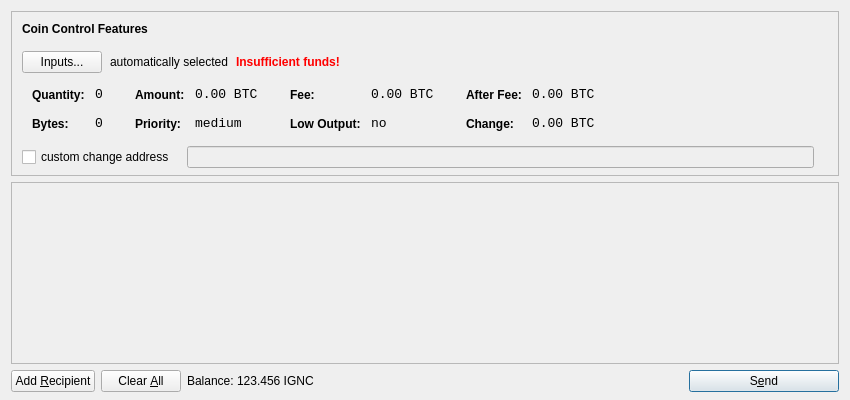
Old version of the form src/qt/forms/sendcoinsdialog.ui in the repository vtsxking/ignitecoin.
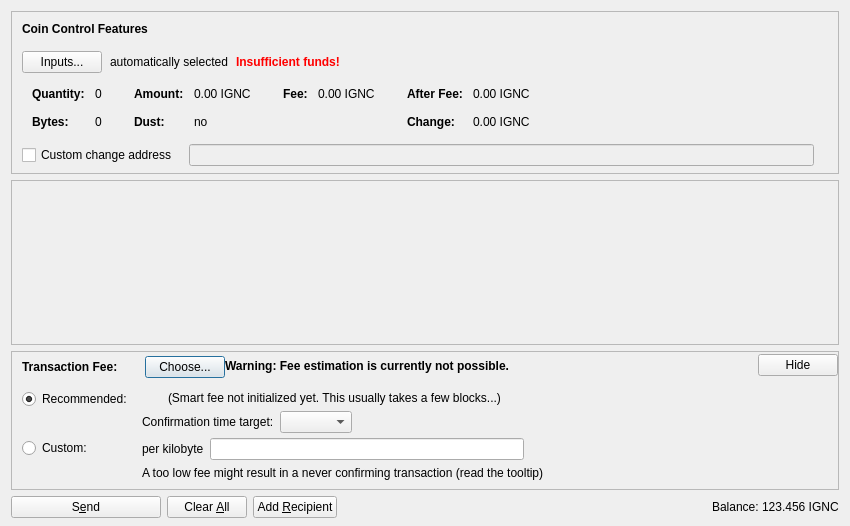
New version of the form. Icons and pictures are not drawn. Custom widgets are drawn as their Qt base class.

```diff
--- a/src/qt/forms/sendcoinsdialog.ui
+++ b/src/qt/forms/sendcoinsdialog.ui
@@ -7,13 +7,13 @@
     <x>0</x>
     <y>0</y>
     <width>850</width>
-    <height>400</height>
+    <height>526</height>
    </rect>
   </property>
   <property name="windowTitle">
    <string>Send Coins</string>
   </property>
-  <layout class="QVBoxLayout" name="verticalLayout" stretch="0,1,0">
+  <layout class="QVBoxLayout" name="verticalLayout" stretch="0,1,0,0">
    <property name="bottomMargin">
     <number>8</number>
    </property>
@@ -39,7 +39,7 @@
      </property>
      <layout class="QVBoxLayout" name="verticalLayoutCoinControl2">
       <property name="spacing">
-       <number>-1</number>
+       <number>0</number>
       </property>
       <property name="leftMargin">
        <number>0</number>
@@ -109,6 +109,9 @@
             <property name="text">
              <string>Inputs...</string>
             </property>
+            <property name="autoDefault">
+             <bool>false</bool>
+            </property>
            </widget>
           </item>
           <item>
@@ -173,7 +176,16 @@
            <string notr="true"/>
           </property>
           <layout class="QHBoxLayout" name="horizontalLayoutCoinControl5">
-           <property name="margin">
+           <property name="leftMargin">
+            <number>0</number>
+           </property>
+           <property name="topMargin">
+            <number>0</number>
+           </property>
+           <property name="rightMargin">
+            <number>0</number>
+           </property>
+           <property name="bottomMargin">
             <number>0</number>
            </property>
            <item>
@@ -206,8 +218,11 @@
                </property>
                <item row="0" column="0">
                 <widget class="QLabel" name="labelCoinControlQuantityText">
-                 <property name="styleSheet">
-                  <string notr="true">font-weight:bold;</string>
+                 <property name="font">
+                  <font>
+                   <weight>75</weight>
+                   <bold>true</bold>
+                  </font>
                  </property>
                  <property name="text">
                   <string>Quantity:</string>
@@ -219,12 +234,6 @@
                </item>
                <item row="0" column="1">
                 <widget class="QLabel" name="labelCoinControlQuantity">
-                 <property name="font">
-                  <font>
-                   <family>Monospace</family>
-                   <pointsize>10</pointsize>
-                  </font>
-                 </property>
                  <property name="cursor">
                   <cursorShape>IBeamCursor</cursorShape>
                  </property>
@@ -244,8 +253,11 @@
                </item>
                <item row="1" column="0">
                 <widget class="QLabel" name="labelCoinControlBytesText">
-                 <property name="styleSheet">
-                  <string notr="true">font-weight:bold;</string>
+                 <property name="font">
+                  <font>
+                   <weight>75</weight>
+                   <bold>true</bold>
+                  </font>
                  </property>
                  <property name="text">
                   <string>Bytes:</string>
@@ -254,12 +266,6 @@
                </item>
                <item row="1" column="1">
                 <widget class="QLabel" name="labelCoinControlBytes">
-                 <property name="font">
-                  <font>
-                   <family>Monospace</family>
-                   <pointsize>10</pointsize>
-                  </font>
-                 </property>
                  <property name="cursor">
                   <cursorShape>IBeamCursor</cursorShape>
                  </property>
@@ -295,8 +301,11 @@
                </property>
                <item row="0" column="0">
                 <widget class="QLabel" name="labelCoinControlAmountText">
-                 <property name="styleSheet">
-                  <string notr="true">font-weight:bold;</string>
+                 <property name="font">
+                  <font>
+                   <weight>75</weight>
+                   <bold>true</bold>
+                  </font>
                  </property>
                  <property name="text">
                   <string>Amount:</string>
@@ -308,12 +317,6 @@
                </item>
                <item row="0" column="1">
                 <widget class="QLabel" name="labelCoinControlAmount">
-                 <property name="font">
-                  <font>
-                   <family>Monospace</family>
-                   <pointsize>10</pointsize>
-                  </font>
-                 </property>
                  <property name="cursor">
                   <cursorShape>IBeamCursor</cursorShape>
                  </property>
@@ -321,7 +324,7 @@
                   <enum>Qt::ActionsContextMenu</enum>
                  </property>
                  <property name="text">
-                  <string notr="true">0.00 BTC</string>
+                  <string notr="true">0.00 IGNC</string>
                  </property>
                  <property name="textInteractionFlags">
                   <set>Qt::LinksAccessibleByMouse|Qt::TextSelectableByKeyboard|Qt::TextSelectableByMouse</set>
@@ -329,23 +332,20 @@
                 </widget>
                </item>
                <item row="1" column="0">
-                <widget class="QLabel" name="labelCoinControlPriorityText">
-                 <property name="styleSheet">
-                  <string notr="true">font-weight:bold;</string>
+                <widget class="QLabel" name="labelCoinControlLowOutputText">
+                 <property name="font">
+                  <font>
+                   <weight>75</weight>
+                   <bold>true</bold>
+                  </font>
                  </property>
                  <property name="text">
-                  <string>Priority:</string>
+                  <string>Dust:</string>
                  </property>
                 </widget>
                </item>
                <item row="1" column="1">
-                <widget class="QLabel" name="labelCoinControlPriority">
-                 <property name="font">
-                  <font>
-                   <family>Monospace</family>
-                   <pointsize>10</pointsize>
-                  </font>
-                 </property>
+                <widget class="QLabel" name="labelCoinControlLowOutput">
                  <property name="cursor">
                   <cursorShape>IBeamCursor</cursorShape>
                  </property>
@@ -353,7 +353,7 @@
                   <enum>Qt::ActionsContextMenu</enum>
                  </property>
                  <property name="text">
-                  <string>medium</string>
+                  <string notr="true">no</string>
                  </property>
                  <property name="textInteractionFlags">
                   <set>Qt::LinksAccessibleByMouse|Qt::TextSelectableByKeyboard|Qt::TextSelectableByMouse</set>
@@ -381,8 +381,11 @@
                </property>
                <item row="0" column="0">
                 <widget class="QLabel" name="labelCoinControlFeeText">
-                 <property name="styleSheet">
-                  <string notr="true">font-weight:bold;</string>
+                 <property name="font">
+                  <font>
+                   <weight>75</weight>
+                   <bold>true</bold>
+                  </font>
                  </property>
                  <property name="text">
                   <string>Fee:</string>
@@ -394,12 +397,6 @@
                </item>
                <item row="0" column="1">
                 <widget class="QLabel" name="labelCoinControlFee">
-                 <property name="font">
-                  <font>
-                   <family>Monospace</family>
-                   <pointsize>10</pointsize>
-                  </font>
-                 </property>
                  <property name="cursor">
                   <cursorShape>IBeamCursor</cursorShape>
                  </property>
@@ -407,39 +404,7 @@
                   <enum>Qt::ActionsContextMenu</enum>
                  </property>
                  <property name="text">
-                  <string notr="true">0.00 BTC</string>
-                 </property>
-                 <property name="textInteractionFlags">
-                  <set>Qt::LinksAccessibleByMouse|Qt::TextSelectableByKeyboard|Qt::TextSelectableByMouse</set>
-                 </property>
-                </widget>
-               </item>
-               <item row="1" column="0">
-                <widget class="QLabel" name="labelCoinControlLowOutputText">
-                 <property name="styleSheet">
-                  <string notr="true">font-weight:bold;</string>
-                 </property>
-                 <property name="text">
-                  <string>Low Output:</string>
-                 </property>
-                </widget>
-               </item>
-               <item row="1" column="1">
-                <widget class="QLabel" name="labelCoinControlLowOutput">
-                 <property name="font">
-                  <font>
-                   <family>Monospace</family>
-                   <pointsize>10</pointsize>
-                  </font>
-                 </property>
-                 <property name="cursor">
-                  <cursorShape>IBeamCursor</cursorShape>
-                 </property>
-                 <property name="contextMenuPolicy">
-                  <enum>Qt::ActionsContextMenu</enum>
-                 </property>
-                 <property name="text">
-                  <string>no</string>
+                  <string notr="true">0.00 IGNC</string>
                  </property>
                  <property name="textInteractionFlags">
                   <set>Qt::LinksAccessibleByMouse|Qt::TextSelectableByKeyboard|Qt::TextSelectableByMouse</set>
@@ -467,8 +432,11 @@
                </property>
                <item row="0" column="0">
                 <widget class="QLabel" name="labelCoinControlAfterFeeText">
-                 <property name="styleSheet">
-                  <string notr="true">font-weight:bold;</string>
+                 <property name="font">
+                  <font>
+                   <weight>75</weight>
+                   <bold>true</bold>
+                  </font>
                  </property>
                  <property name="text">
                   <string>After Fee:</string>
@@ -480,12 +448,6 @@
                </item>
                <item row="0" column="1">
                 <widget class="QLabel" name="labelCoinControlAfterFee">
-                 <property name="font">
-                  <font>
-                   <family>Monospace</family>
-                   <pointsize>10</pointsize>
-                  </font>
-                 </property>
                  <property name="cursor">
                   <cursorShape>IBeamCursor</cursorShape>
                  </property>
@@ -493,7 +455,7 @@
                   <enum>Qt::ActionsContextMenu</enum>
                  </property>
                  <property name="text">
-                  <string notr="true">0.00 BTC</string>
+                  <string notr="true">0.00 IGNC</string>
                  </property>
                  <property name="textInteractionFlags">
                   <set>Qt::LinksAccessibleByMouse|Qt::TextSelectableByKeyboard|Qt::TextSelectableByMouse</set>
@@ -502,8 +464,11 @@
                </item>
                <item row="1" column="0">
                 <widget class="QLabel" name="labelCoinControlChangeText">
-                 <property name="styleSheet">
-                  <string notr="true">font-weight:bold;</string>
+                 <property name="font">
+                  <font>
+                   <weight>75</weight>
+                   <bold>true</bold>
+                  </font>
                  </property>
                  <property name="text">
                   <string>Change:</string>
@@ -512,12 +477,6 @@
                </item>
                <item row="1" column="1">
                 <widget class="QLabel" name="labelCoinControlChange">
-                 <property name="font">
-                  <font>
-                   <family>Monospace</family>
-                   <pointsize>10</pointsize>
-                  </font>
-                 </property>
                  <property name="cursor">
                   <cursorShape>IBeamCursor</cursorShape>
                  </property>
@@ -525,7 +484,7 @@
                   <enum>Qt::ActionsContextMenu</enum>
                  </property>
                  <property name="text">
-                  <string notr="true">0.00 BTC</string>
+                  <string notr="true">0.00 IGNC</string>
                  </property>
                  <property name="textInteractionFlags">
                   <set>Qt::LinksAccessibleByMouse|Qt::TextSelectableByKeyboard|Qt::TextSelectableByMouse</set>
@@ -555,13 +514,16 @@
           </property>
           <item>
            <widget class="QCheckBox" name="checkBoxCoinControlChange">
+            <property name="toolTip">
+             <string>If this is activated, but the change address is empty or invalid, change will be sent to a newly generated address.</string>
+            </property>
             <property name="text">
-             <string>custom change address</string>
+             <string>Custom change address</string>
             </property>
            </widget>
           </item>
           <item>
-           <widget class="QLineEdit" name="lineEditCoinControlChange">
+           <widget class="QValidatedLineEdit" name="lineEditCoinControlChange">
             <property name="enabled">
              <bool>false</bool>
             </property>
@@ -626,11 +588,20 @@
         <x>0</x>
         <y>0</y>
         <width>830</width>
-        <height>165</height>
+        <height>104</height>
        </rect>
       </property>
-      <layout class="QVBoxLayout" name="verticalLayout_2">
-       <property name="margin">
+      <layout class="QVBoxLayout" name="verticalLayout_2" stretch="0,1">
+       <property name="leftMargin">
+        <number>0</number>
+       </property>
+       <property name="topMargin">
+        <number>0</number>
+       </property>
+       <property name="rightMargin">
+        <number>0</number>
+       </property>
+       <property name="bottomMargin">
         <number>0</number>
        </property>
        <item>
@@ -657,23 +628,497 @@
      </widget>
     </widget>
    </item>
+   <item>
+    <widget class="QFrame" name="frameFee">
+     <property name="sizePolicy">
+      <sizepolicy hsizetype="Expanding" vsizetype="Expanding">
+       <horstretch>0</horstretch>
+       <verstretch>0</verstretch>
+      </sizepolicy>
+     </property>
+     <property name="maximumSize">
+      <size>
+       <width>16777215</width>
+       <height>16777215</height>
+      </size>
+     </property>
+     <property name="frameShape">
+      <enum>QFrame::StyledPanel</enum>
+     </property>
+     <property name="frameShadow">
+      <enum>QFrame::Sunken</enum>
+     </property>
+     <layout class="QVBoxLayout" name="verticalLayoutFee1">
+      <property name="spacing">
+       <number>0</number>
+      </property>
+      <property name="leftMargin">
+       <number>0</number>
+      </property>
+      <property name="topMargin">
+       <number>0</number>
+      </property>
+      <property name="rightMargin">
+       <number>0</number>
+      </property>
+      <property name="bottomMargin">
+       <number>0</number>
+      </property>
+      <item>
+       <layout class="QVBoxLayout" name="verticalLayoutFee2" stretch="0,0,0">
+        <property name="spacing">
+         <number>0</number>
+        </property>
+        <property name="leftMargin">
+         <number>10</number>
+        </property>
+        <property name="topMargin">
+         <number>0</number>
+        </property>
+        <item>
+         <layout class="QHBoxLayout" name="horizontalLayoutFee1">
+          <property name="bottomMargin">
+           <number>0</number>
+          </property>
+          <item>
+           <layout class="QVBoxLayout" name="verticalLayoutFee7">
+            <property name="spacing">
+             <number>0</number>
+            </property>
+            <item>
+             <spacer name="verticalSpacerSmartFee">
+              <property name="orientation">
+               <enum>Qt::Vertical</enum>
+              </property>
+              <property name="sizeType">
+               <enum>QSizePolicy::Fixed</enum>
+              </property>
+              <property name="sizeHint" stdset="0">
+               <size>
+                <width>1</width>
+                <height>4</height>
+               </size>
+              </property>
+             </spacer>
+            </item>
+            <item>
+             <layout class="QHBoxLayout" name="horizontalLayoutSmartFee">
+              <property name="spacing">
+               <number>10</number>
+              </property>
+              <item>
+               <widget class="QLabel" name="labelFeeHeadline">
+                <property name="sizePolicy">
+                 <sizepolicy hsizetype="Preferred" vsizetype="Maximum">
+                  <horstretch>0</horstretch>
+                  <verstretch>0</verstretch>
+                 </sizepolicy>
+                </property>
+                <property name="font">
+                 <font>
+                  <weight>75</weight>
+                  <bold>true</bold>
+                 </font>
+                </property>
+                <property name="styleSheet">
+                 <string notr="true">font-weight:bold;</string>
+                </property>
+                <property name="text">
+                 <string>Transaction Fee:</string>
+                </property>
+               </widget>
+              </item>
+              <item>
+               <widget class="QLabel" name="labelFeeMinimized">
+                <property name="text">
+                 <string/>
+                </property>
+               </widget>
+              </item>
+              <item>
+               <widget class="QPushButton" name="buttonChooseFee">
+                <property name="text">
+                 <string>Choose...</string>
+                </property>
+               </widget>
+              </item>
+             </layout>
+            </item>
+            <item>
+             <spacer name="verticalSpacer_5">
+              <property name="orientation">
+               <enum>Qt::Vertical</enum>
+              </property>
+              <property name="sizeHint" stdset="0">
+               <size>
+                <width>1</width>
+                <height>1</height>
+               </size>
+              </property>
+             </spacer>
+            </item>
+           </layout>
+          </item>
+          <item>
+           <widget class="QLabel" name="fallbackFeeWarningLabel">
+            <property name="toolTip">
+             <string>Using the fallbackfee can result in sending a transaction that will take several hours or days (or never) to confirm. Consider choosing your fee manually or wait until you have validated the complete chain.</string>
+            </property>
+            <property name="font">
+            <font>
+                <weight>75</weight>
+                <bold>true</bold>
+            </font>
+            </property>
+            <property name="text">
+             <string>Warning: Fee estimation is currently not possible.</string>
+            </property>
+            <property name="wordWrap">
+             <bool>false</bool>
+            </property>
+           </widget>
+          </item>
+          <item>
+           <spacer name="horizontalSpacer_4">
+            <property name="orientation">
+             <enum>Qt::Horizontal</enum>
+            </property>
+            <property name="sizeType">
+             <enum>QSizePolicy::MinimumExpanding</enum>
+            </property>
+            <property name="sizeHint" stdset="0">
+             <size>
+              <width>40</width>
+              <height>20</height>
+             </size>
+            </property>
+           </spacer>
+          </item>
+          <item>
+           <widget class="QPushButton" name="buttonMinimizeFee">
+            <property name="toolTip">
+             <string>collapse fee-settings</string>
+            </property>
+            <property name="text">
+             <string>Hide</string>
+            </property>
+           </widget>
+          </item>
+         </layout>
+        </item>
+        <item>
+         <widget class="QFrame" name="frameFeeSelection">
+          <layout class="QVBoxLayout" name="verticalLayoutFee12">
+           <property name="spacing">
+            <number>0</number>
+           </property>
+           <property name="leftMargin">
+            <number>0</number>
+           </property>
+           <property name="topMargin">
+            <number>0</number>
+           </property>
+           <property name="rightMargin">
+            <number>0</number>
+           </property>
+           <property name="bottomMargin">
+            <number>0</number>
+           </property>
+           <item>
+            <layout class="QGridLayout" name="gridLayoutFee">
+             <property name="topMargin">
+              <number>10</number>
+             </property>
+             <property name="bottomMargin">
+              <number>4</number>
+             </property>
+             <property name="horizontalSpacing">
+              <number>10</number>
+             </property>
+             <property name="verticalSpacing">
+              <number>4</number>
+             </property>
+             <item row="1" column="1">
+              <layout class="QVBoxLayout" name="verticalLayoutFee8">
+               <property name="spacing">
+                <number>6</number>
+               </property>
+               <item>
+                <layout class="QHBoxLayout" name="horizontalLayoutFee13">
+                 <item>
+                  <widget class="QLabel" name="labelCustomPerKilobyte">
+                   <property name="toolTip">
+                    <string>Specify a custom fee per kB (1,000 bytes) of the transaction's virtual size.
+
+Note:  Since the fee is calculated on a per-byte basis, a fee of "100 satoshis per kB" for a transaction size of 500 bytes (half of 1 kB) would ultimately yield a fee of only 50 satoshis.</string>
+                   </property>
+                   <property name="text">
+                    <string>per kilobyte</string>
+                   </property>
+                  </widget>
+                 </item>
+                 <item>
+                  <widget class="BitcoinAmountField" name="customFee"/>
+                 </item>
+                 <item>
+                  <spacer name="horizontalSpacer_6">
+                   <property name="orientation">
+                    <enum>Qt::Horizontal</enum>
+                   </property>
+                   <property name="sizeHint" stdset="0">
+                    <size>
+                     <width>1</width>
+                     <height>1</height>
+                    </size>
+                   </property>
+                  </spacer>
+                 </item>
+                </layout>
+               </item>
+               <item>
+                <layout class="QHBoxLayout" name="horizontalLayoutFee8">
+                 <item>
+                  <widget class="QLabel" name="labelCustomFeeWarning">
+                   <property name="enabled">
+                    <bool>true</bool>
+                   </property>
+                   <property name="toolTip">
+                    <string>When there is less transaction volume than space in the blocks, miners as well as relaying nodes may enforce a minimum fee. Paying only this minimum fee is just fine, but be aware that this can result in a never confirming transaction once there is more demand for ignitecoin transactions than the network can process.</string>
+                   </property>
+                   <property name="text">
+                    <string>A too low fee might result in a never confirming transaction (read the tooltip)</string>
+                   </property>
+                  </widget>
+                 </item>
+                 <item>
+                  <spacer name="horizontalSpacer_2">
+                   <property name="orientation">
+                    <enum>Qt::Horizontal</enum>
+                   </property>
+                   <property name="sizeHint" stdset="0">
+                    <size>
+                     <width>1</width>
+                     <height>1</height>
+                    </size>
+                   </property>
+                  </spacer>
+                 </item>
+                </layout>
+               </item>
+              </layout>
+             </item>
+             <item row="0" column="0">
+              <layout class="QVBoxLayout" name="verticalLayoutFee4" stretch="0,1">
+               <item>
+                <widget class="QRadioButton" name="radioSmartFee">
+                 <property name="text">
+                  <string>Recommended:</string>
+                 </property>
+                 <property name="checked">
+                  <bool>true</bool>
+                 </property>
+                 <attribute name="buttonGroup">
+                  <string notr="true">groupFee</string>
+                 </attribute>
+                </widget>
+               </item>
+               <item>
+                <spacer name="verticalSpacer_2">
+                 <property name="orientation">
+                  <enum>Qt::Vertical</enum>
+                 </property>
+                 <property name="sizeHint" stdset="0">
+                  <size>
+                   <width>1</width>
+                   <height>1</height>
+                  </size>
+                 </property>
+                </spacer>
+               </item>
+              </layout>
+             </item>
+             <item row="1" column="0">
+              <layout class="QVBoxLayout" name="verticalLayoutFee9" stretch="0,1">
+               <item>
+                <widget class="QRadioButton" name="radioCustomFee">
+                 <property name="text">
+                  <string>Custom:</string>
+                 </property>
+                 <attribute name="buttonGroup">
+                  <string notr="true">groupFee</string>
+                 </attribute>
+                </widget>
+               </item>
+               <item>
+                <spacer name="verticalSpacer_6">
+                 <property name="orientation">
+                  <enum>Qt::Vertical</enum>
+                 </property>
+                 <property name="sizeHint" stdset="0">
+                  <size>
+                   <width>1</width>
+                   <height>1</height>
+                  </size>
+                 </property>
+                </spacer>
+               </item>
+              </layout>
+             </item>
+             <item row="0" column="1">
+              <layout class="QVBoxLayout" name="verticalLayoutFee3" stretch="0,0,1">
+               <property name="spacing">
+                <number>6</number>
+               </property>
+               <property name="topMargin">
+                <number>2</number>
+               </property>
+               <item>
+                <layout class="QHBoxLayout" name="horizontalLayoutFee12">
+                 <item>
+                  <widget class="QLabel" name="labelSmartFee">
+                   <property name="text">
+                    <string/>
+                   </property>
+                  </widget>
+                 </item>
+                 <item>
+                  <widget class="QLabel" name="labelFeeEstimation">
+                   <property name="text">
+                    <string/>
+                   </property>
+                  </widget>
+                 </item>
+                 <item>
+                  <widget class="QLabel" name="labelSmartFee2">
+                   <property name="text">
+                    <string>(Smart fee not initialized yet. This usually takes a few blocks...)</string>
+                   </property>
+                  </widget>
+                 </item>
+                 <item>
+                  <spacer name="horizontalSpacer_5">
+                   <property name="orientation">
+                    <enum>Qt::Horizontal</enum>
+                   </property>
+                   <property name="sizeHint" stdset="0">
+                    <size>
+                     <width>1</width>
+                     <height>1</height>
+                    </size>
+                   </property>
+                  </spacer>
+                 </item>
+                </layout>
+               </item>
+               <item>
+                <layout class="QHBoxLayout" name="horizontalLayoutFee9">
+                 <item>
+                  <layout class="QVBoxLayout" name="verticalLayoutFee6">
+                   <item>
+                    <widget class="QLabel" name="labelSmartFee3">
+                     <property name="text">
+                      <string>Confirmation time target:</string>
+                     </property>
+                    </widget>
+                   </item>
+                  </layout>
+                 </item>
+                 <item>
+                  <layout class="QVBoxLayout" name="verticalLayoutFee5">
+                   <property name="rightMargin">
+                    <number>30</number>
+                   </property>
+                   <item>
+                    <layout class="QHBoxLayout" name="horizontalLayoutConfTarget">
+                     <property name="bottomMargin">
+                      <number>0</number>
+                     </property>
+                     <item>
+                      <widget class="QComboBox" name="confTargetSelector"/>
+                     </item>
+                     <item>
+                      <spacer name="horizontalSpacerConfTarget">
+                       <property name="orientation">
+                        <enum>Qt::Horizontal</enum>
+                       </property>
+                       <property name="sizeHint" stdset="0">
+                        <size>
+                         <width>40</width>
+                         <height>20</height>
+                        </size>
+                       </property>
+                      </spacer>
+                     </item>
+                    </layout>
+                   </item>
+                  </layout>
+                 </item>
+                </layout>
+               </item>
+               <item>
+                <spacer name="verticalSpacer_4">
+                 <property name="orientation">
+                  <enum>Qt::Vertical</enum>
+                 </property>
+                 <property name="sizeHint" stdset="0">
+                  <size>
+                   <width>1</width>
+                   <height>1</height>
+                  </size>
+                 </property>
+                </spacer>
+               </item>
+              </layout>
+             </item>
+            </layout>
+           </item>
+          </layout>
+         </widget>
+        </item>
+        <item>
+         <spacer name="verticalSpacerFee">
+          <property name="orientation">
+           <enum>Qt::Vertical</enum>
+          </property>
+          <property name="sizeHint" stdset="0">
+           <size>
+            <width>40</width>
+            <height>5</height>
+           </size>
+          </property>
+         </spacer>
+        </item>
+       </layout>
+      </item>
+     </layout>
+    </widget>
+   </item>
    <item>
     <layout class="QHBoxLayout" name="horizontalLayout">
      <item>
-      <widget class="QPushButton" name="addButton">
+      <widget class="QPushButton" name="sendButton">
+       <property name="minimumSize">
+        <size>
+         <width>150</width>
+         <height>0</height>
+        </size>
+       </property>
        <property name="toolTip">
-        <string>Send to multiple recipients at once</string>
+        <string>Confirm the send action</string>
        </property>
        <property name="text">
-        <string>Add &amp;Recipient</string>
+        <string>S&amp;end</string>
        </property>
        <property name="icon">
         <iconset resource="../bitcoin.qrc">
-         <normaloff>:/icons/add</normaloff>:/icons/add</iconset>
+         <normaloff>:/icons/send</normaloff>:/icons/send</iconset>
        </property>
        <property name="autoDefault">
         <bool>false</bool>
        </property>
+       <property name="default">
+        <bool>false</bool>
+       </property>
       </widget>
      </item>
      <item>
@@ -685,7 +1130,7 @@
         </sizepolicy>
        </property>
        <property name="toolTip">
-        <string>Remove all transaction fields</string>
+        <string>Clear all fields of the form.</string>
        </property>
        <property name="text">
         <string>Clear &amp;All</string>
@@ -694,14 +1139,41 @@
         <iconset resource="../bitcoin.qrc">
          <normaloff>:/icons/remove</normaloff>:/icons/remove</iconset>
        </property>
-       <property name="autoRepeatDelay">
-        <number>300</number>
+       <property name="autoDefault">
+        <bool>false</bool>
        </property>
+      </widget>
+     </item>
+     <item>
+      <widget class="QPushButton" name="addButton">
+       <property name="toolTip">
+        <string>Send to multiple recipients at once</string>
+       </property>
+       <property name="text">
+        <string>Add &amp;Recipient</string>
+       </property>
+       <property name="icon">
+        <iconset resource="../bitcoin.qrc">
+         <normaloff>:/icons/add</normaloff>:/icons/add</iconset>
+       </property>
        <property name="autoDefault">
         <bool>false</bool>
        </property>
       </widget>
      </item>
+     <item>
+      <spacer name="horizontalSpacer">
+       <property name="orientation">
+        <enum>Qt::Horizontal</enum>
+       </property>
+       <property name="sizeHint" stdset="0">
+        <size>
+         <width>40</width>
+         <height>20</height>
+        </size>
+       </property>
+      </spacer>
+     </item>
      <item>
       <layout class="QHBoxLayout" name="horizontalLayout_2">
        <property name="spacing">
@@ -709,6 +1181,12 @@
        </property>
        <item>
         <widget class="QLabel" name="label">
+         <property name="sizePolicy">
+          <sizepolicy hsizetype="Preferred" vsizetype="Fixed">
+           <horstretch>0</horstretch>
+           <verstretch>0</verstretch>
+          </sizepolicy>
+         </property>
          <property name="text">
           <string>Balance:</string>
          </property>
@@ -716,11 +1194,17 @@
        </item>
        <item>
         <widget class="QLabel" name="labelBalance">
+         <property name="sizePolicy">
+          <sizepolicy hsizetype="Preferred" vsizetype="Fixed">
+           <horstretch>0</horstretch>
+           <verstretch>0</verstretch>
+          </sizepolicy>
+         </property>
          <property name="cursor">
           <cursorShape>IBeamCursor</cursorShape>
          </property>
          <property name="text">
-          <string>123.456 IGNC</string>
+          <string notr="true">123.456 IGNC</string>
          </property>
          <property name="textInteractionFlags">
           <set>Qt::LinksAccessibleByMouse|Qt::TextSelectableByKeyboard|Qt::TextSelectableByMouse</set>
@@ -729,46 +1213,23 @@
        </item>
       </layout>
      </item>
-     <item>
-      <spacer name="horizontalSpacer">
-       <property name="orientation">
-        <enum>Qt::Horizontal</enum>
-       </property>
-       <property name="sizeHint" stdset="0">
-        <size>
-         <width>40</width>
-         <height>20</height>
-        </size>
-       </property>
-      </spacer>
-     </item>
-     <item>
-      <widget class="QPushButton" name="sendButton">
-       <property name="minimumSize">
-        <size>
-         <width>150</width>
-         <height>0</height>
-        </size>
-       </property>
-       <property name="toolTip">
-        <string>Confirm the send action</string>
-       </property>
-       <property name="text">
-        <string>S&amp;end</string>
-       </property>
-       <property name="icon">
-        <iconset resource="../bitcoin.qrc">
-         <normaloff>:/icons/send</normaloff>:/icons/send</iconset>
-       </property>
-       <property name="default">
-        <bool>true</bool>
-       </property>
-      </widget>
-     </item>
     </layout>
    </item>
   </layout>
  </widget>
+ <customwidgets>
+  <customwidget>
+   <class>QValidatedLineEdit</class>
+   <extends>QLineEdit</extends>
+   <header>qt/qvalidatedlineedit.h</header>
+  </customwidget>
+  <customwidget>
+   <class>BitcoinAmountField</class>
+   <extends>QLineEdit</extends>
+   <header>qt/bitcoinamountfield.h</header>
+   <container>1</container>
+  </customwidget>
+ </customwidgets>
  <resources>
   <include location="../bitcoin.qrc"/>
  </resources>
```
Left out of the diff: 3 changed lines with no effect on the pictures.
